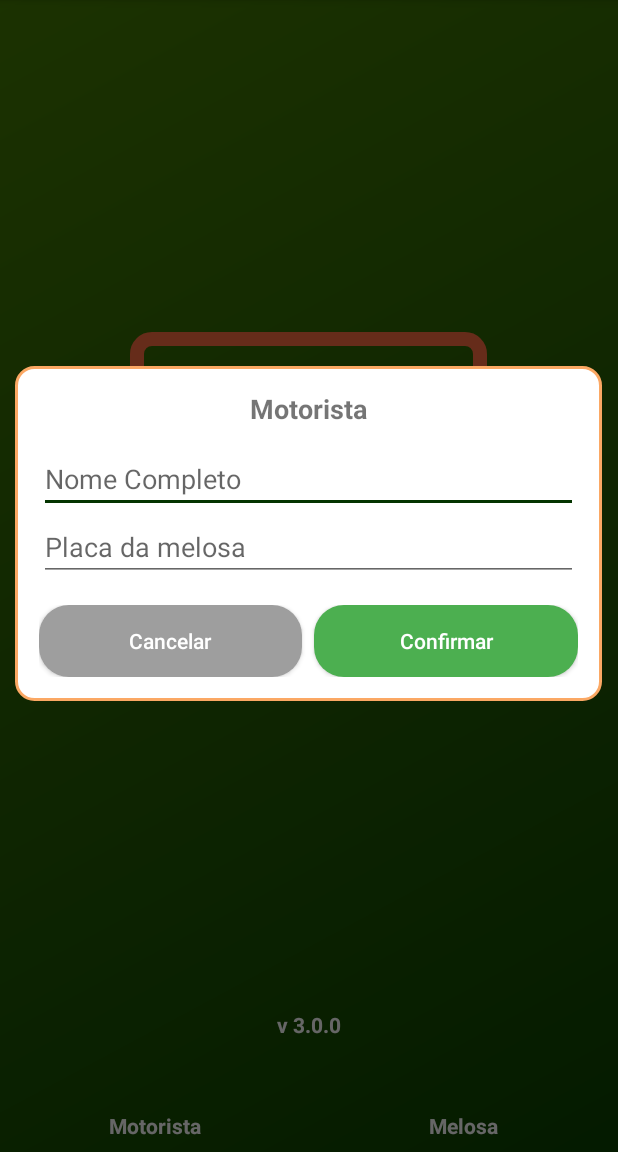
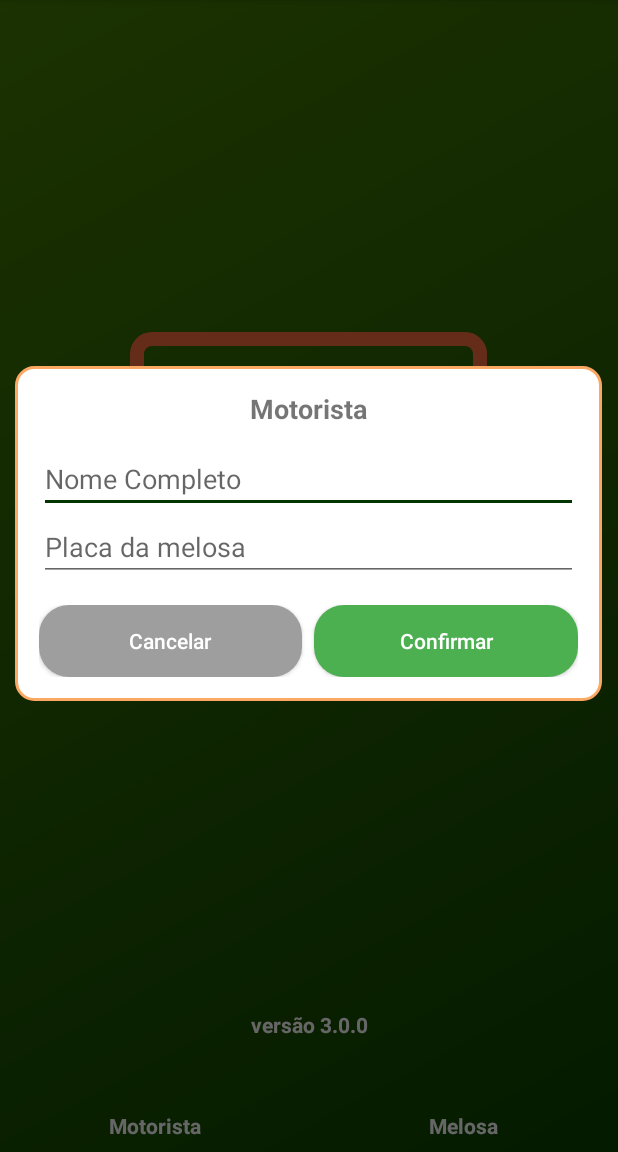
Before and after one commit to marvinsistemascv/DiarioBordoMelosa, an Android app: the screen it shows after launch (MainActivity), on a phone screen of 412 x 824 dp, the part 84-1236 px from its top. Run offline under Robolectric (Android 15) with nearby library versions, the phone set to English and light mode, and no system bars; our stand-ins replace Room's generated code.

Commit message:
15-08-2025

```diff
--- a/app/src/main/res/layout/activity_main.xml
+++ b/app/src/main/res/layout/activity_main.xml
@@ -33,7 +33,7 @@
         android:layout_height="wrap_content"
         android:layout_marginBottom="40dp"
         android:gravity="center"
-        android:text="v 3.0.0"
+        android:text="versão 3.0.0"
         android:textColor="#FFFFFF"
         android:textStyle="bold"
         app:layout_constraintBottom_toTopOf="@+id/txt_nome_motorista"
```
